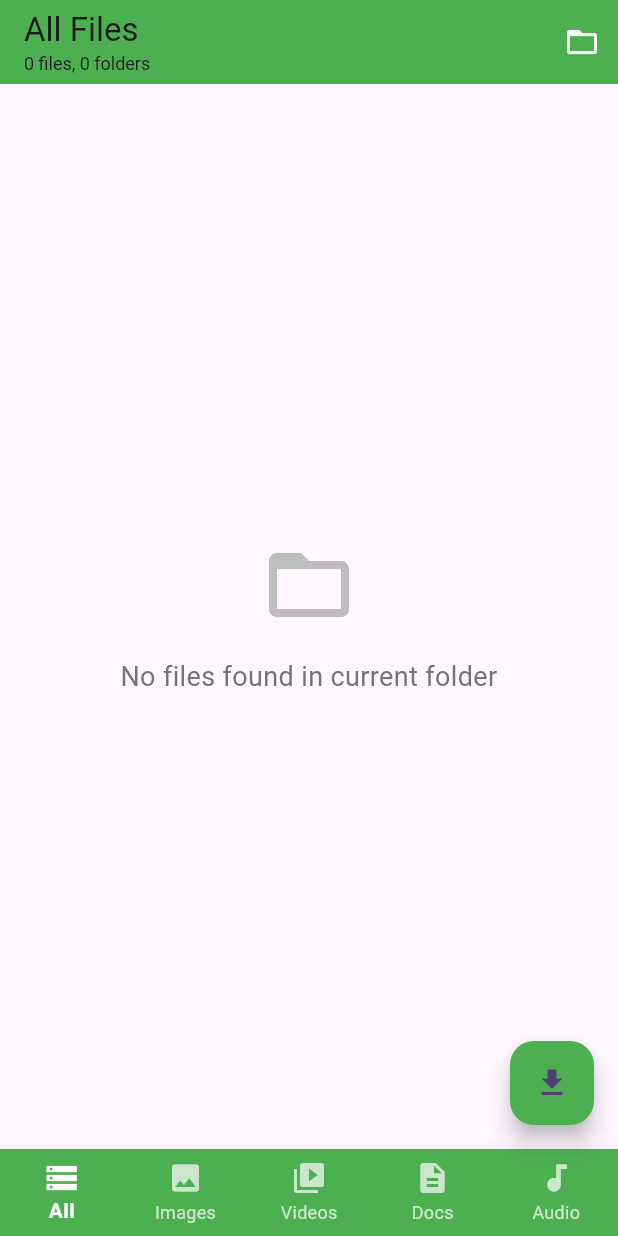
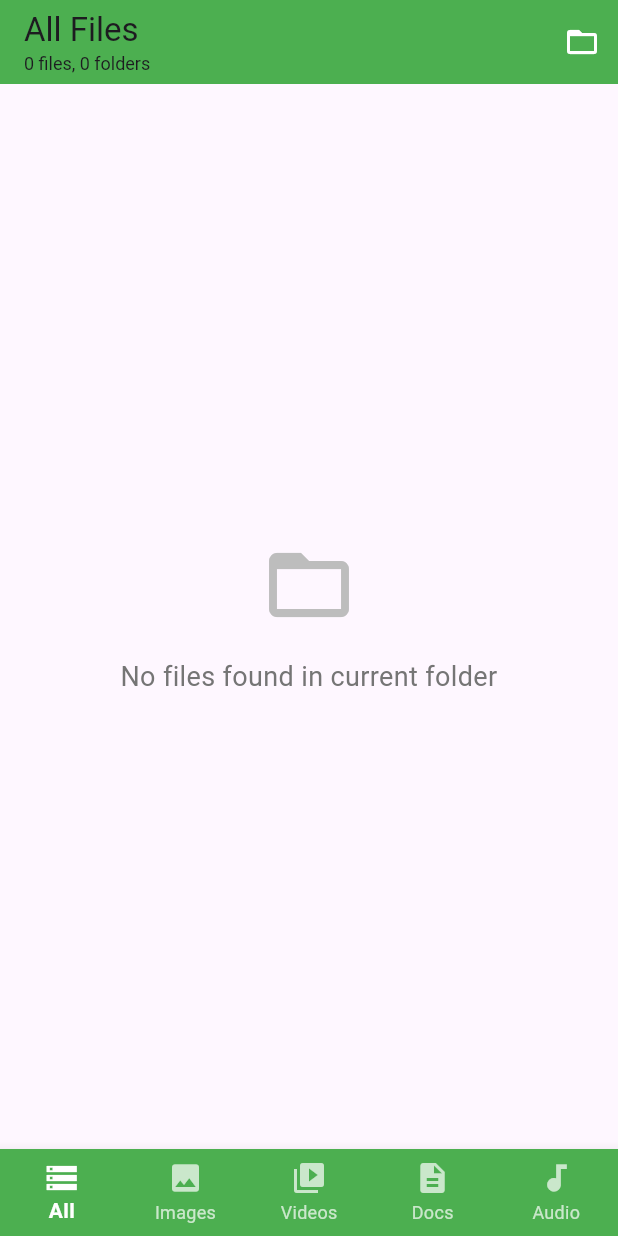
Before and after one commit to Earbaj/file_manager_flutter, a Flutter app: the screen it shows after launch, on a phone screen of 412 x 824 dp. Run offline on Flutter 3.47's test engine with Material 3 defaults, Android fonts, the phone set to English and light mode, and no system bars; our stand-ins replace open_filex, permission_handler.

Commit message:
REMOVE:floating action button

```diff
--- a/lib/filemanager_screen.dart
+++ b/lib/filemanager_screen.dart
@@ -337,7 +337,6 @@ class _FileManagerScreenState extends State<FileManagerScreen> {
       ),
       body: _buildBody(files),
       bottomNavigationBar: _buildBottomNavigationBar(),
-      floatingActionButton: selectedIndex == 0 ? _buildFloatingActionButton() : null,
     );
   }
 
@@ -538,14 +537,6 @@ class _FileManagerScreenState extends State<FileManagerScreen> {
     );
   }
 
-  Widget _buildFloatingActionButton() {
-    return FloatingActionButton(
-      onPressed: () => loadFiles(Directory("/storage/emulated/0/Download")),
-      child: Icon(Icons.download),
-      tooltip: "Go to Downloads",
-      backgroundColor: Colors.green,
-    );
-  }
 
   Widget _buildQuickAccessMenu() {
     return PopupMenuButton(
```
